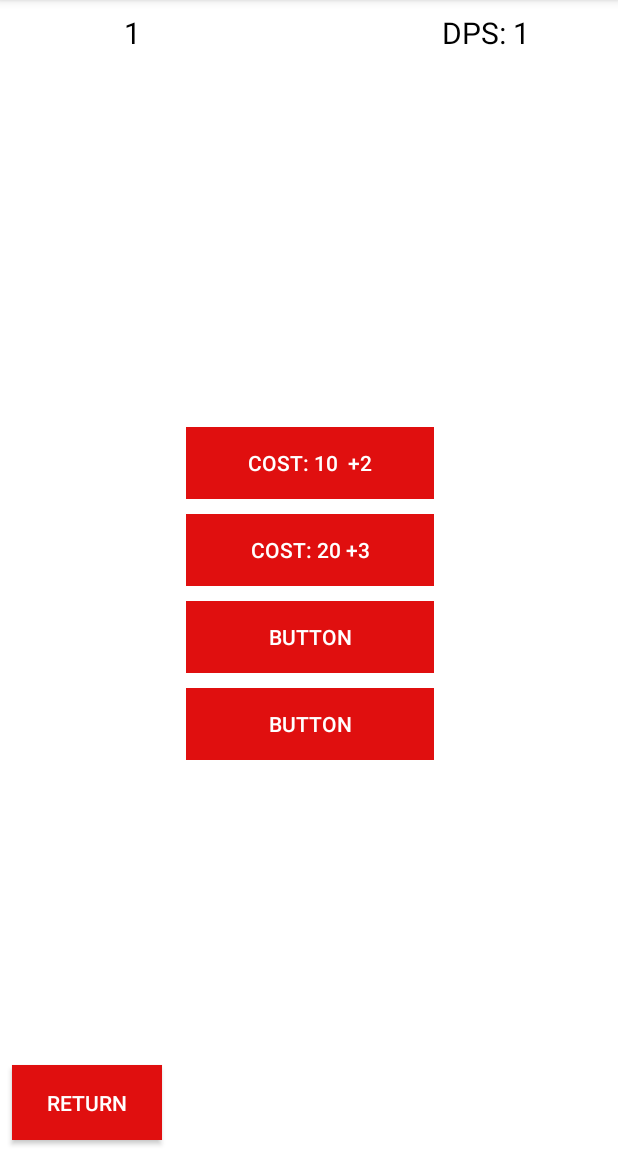
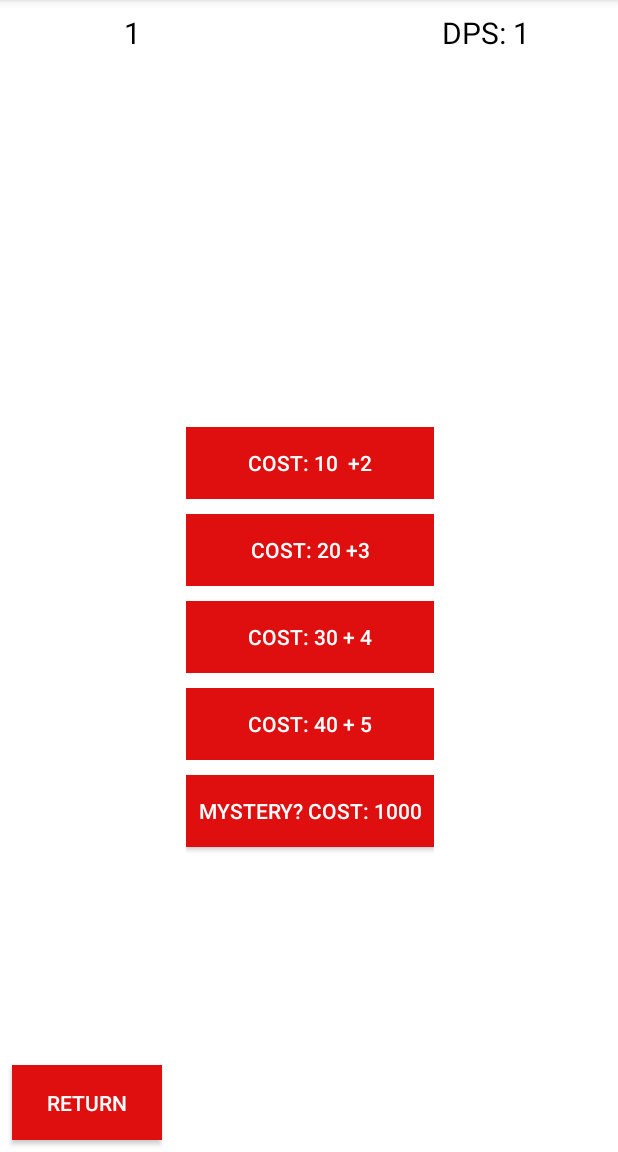
Before and after one commit to Peetie2000/AS_HelloWorld, an Android app: the screen it shows after launch (Activity2), after a tap on "SHOP", on a phone screen of 412 x 824 dp, the part 84-1236 px from its top. Run offline under Robolectric (Android 15) with nearby library versions, the phone set to English and light mode, and no system bars; 1 other tap on this screen came first.

```diff
--- a/app/src/main/java/com/example/patrick/helloworld/MainActivity.java
+++ b/app/src/main/java/com/example/patrick/helloworld/MainActivity.java
@@ -15,6 +15,8 @@ public class MainActivity extends AppCompatActivity {
     int clickValue;
     int buttonCheck1;
     int buttonCheck2;
+    int buttonCheck3;
+    int buttonCheck4;
     int progressbarProgress;
 
     boolean item1 = false;
@@ -46,11 +48,15 @@ public class MainActivity extends AppCompatActivity {
             String clickValueText = (intent.getStringExtra("clickValue"));
             String buttonCheckValue1 = (intent.getStringExtra("buttonCheck1"));
             String buttonCheckValue2 = (intent.getStringExtra("buttonCheck2"));
+            String buttonCheckValue3 = (intent.getStringExtra("buttonCheck3"));
+            String buttonCheckValue4 = (intent.getStringExtra("buttonCheck4"));
             String progressbarProgressValue = (intent.getStringExtra("progressbarProgress"));
             clickCounter = Integer.parseInt(clickCounterText);
             clickValue = Integer.parseInt(clickValueText);
             buttonCheck1 = Integer.parseInt(buttonCheckValue1);
             buttonCheck2 = Integer.parseInt(buttonCheckValue2);
+            buttonCheck3 = Integer.parseInt(buttonCheckValue3);
+            buttonCheck4 = Integer.parseInt(buttonCheckValue4);
             progressbarProgress = Integer.parseInt(progressbarProgressValue);
         }
         else{
@@ -98,6 +104,8 @@ public class MainActivity extends AppCompatActivity {
                 intent.putExtra("clickValue", Integer.toString(clickValue));
                 intent.putExtra("buttonCheck1", Integer.toString(buttonCheck1));
                 intent.putExtra("buttonCheck2", Integer.toString(buttonCheck2));
+                intent.putExtra("buttonCheck3", Integer.toString(buttonCheck3));
+                intent.putExtra("buttonCheck4", Integer.toString(buttonCheck4));
                 intent.putExtra("progressbarProgress", Integer.toString(progressbarProgress));
                 startActivity(intent);
             }
--- a/app/src/main/res/layout/activity_2.xml
+++ b/app/src/main/res/layout/activity_2.xml
@@ -102,51 +102,28 @@
             android:id="@+id/buyButton3"
             android:layout_width="match_parent"
             android:layout_height="wrap_content"
+            android:layout_marginTop="10dp"
             android:background="@color/colorPrimary"
-            android:layout_marginTop="10dp"
-            android:text="Button"
+            android:text="cost: 30 + 4"
             android:textColor="@color/white" />
 
         <Button
             android:id="@+id/buyButton4"
             android:layout_width="match_parent"
             android:layout_height="wrap_content"
+            android:layout_marginTop="10dp"
             android:background="@color/colorPrimary"
-            android:layout_marginTop="10dp"
-            android:text="Button"
+            android:text="cost: 40 + 5"
             android:textColor="@color/white" />
 
         <Button
-        android:id="@+id/buyButton5"
-        android:layout_width="match_parent"
-        android:layout_height="wrap_content"
-        android:background="@color/colorPrimary"
-        android:textColor="@color/white"
-        android:text="Button" />
-
-        <Button
-        android:id="@+id/buyButton6"
-        android:layout_width="match_parent"
-        android:layout_height="wrap_content"
-        android:background="@color/colorPrimary"
-        android:textColor="@color/white"
-        android:text="Button" />
-
-        <Button
-        android:id="@+id/buyButton7"
-        android:layout_width="match_parent"
-        android:layout_height="wrap_content"
-        android:background="@color/colorPrimary"
-        android:textColor="@color/white"
-        android:text="Button" />
-
-        <Button
-        android:id="@+id/buyButton8"
-        android:layout_width="match_parent"
-        android:layout_height="wrap_content"
-        android:background="@color/colorPrimary"
-        android:textColor="@color/white"
-        android:text="Button" />
+            android:id="@+id/mysteryButton"
+            android:layout_width="match_parent"
+            android:layout_height="wrap_content"
+            android:layout_marginTop="10dp"
+            android:background="@color/colorPrimary"
+            android:text="mystery? Cost: 1000"
+            android:textColor="@color/white" />
     </LinearLayout>
 
 
--- a/build.gradle
+++ b/build.gradle
@@ -7,7 +7,7 @@ buildscript {
         jcenter()
     }
     dependencies {
-        classpath 'com.android.tools.build:gradle:3.0.1'
+        classpath 'com.android.tools.build:gradle:3.1.0'
 
 
         // NOTE: Do not place your application dependencies here; they belong
```
Also changed, not shown: app/src/main/java/com/example/patrick/helloworld/Activity2.java (+164 -14 lines), gradle/wrapper/gradle-wrapper.properties.
